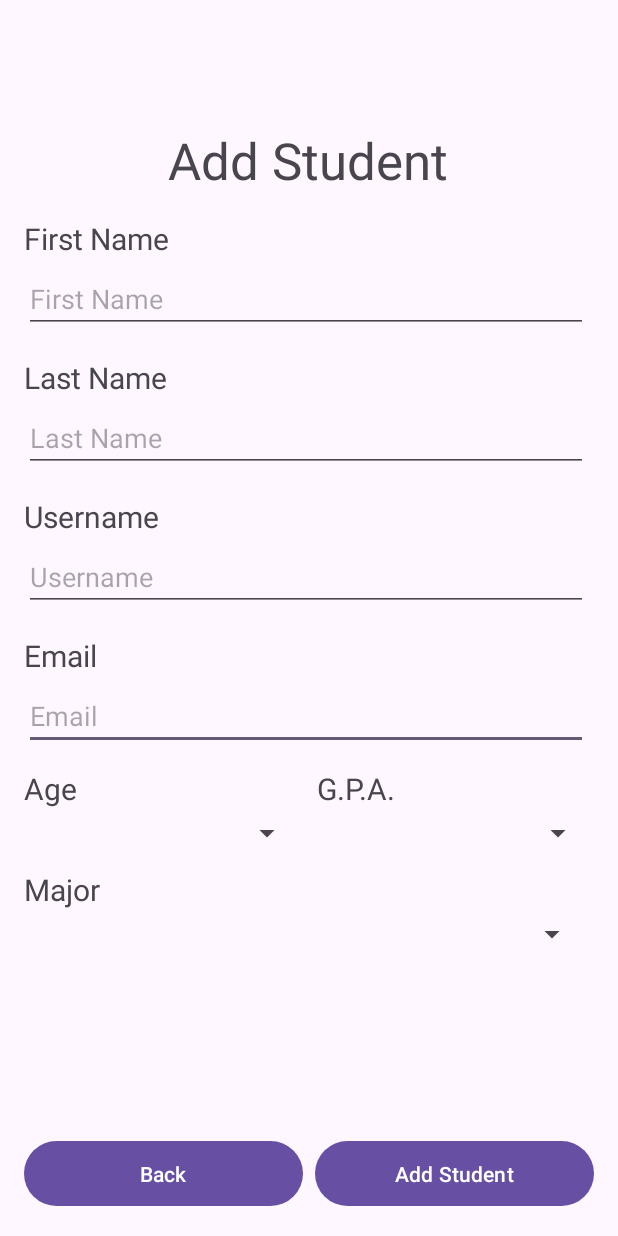
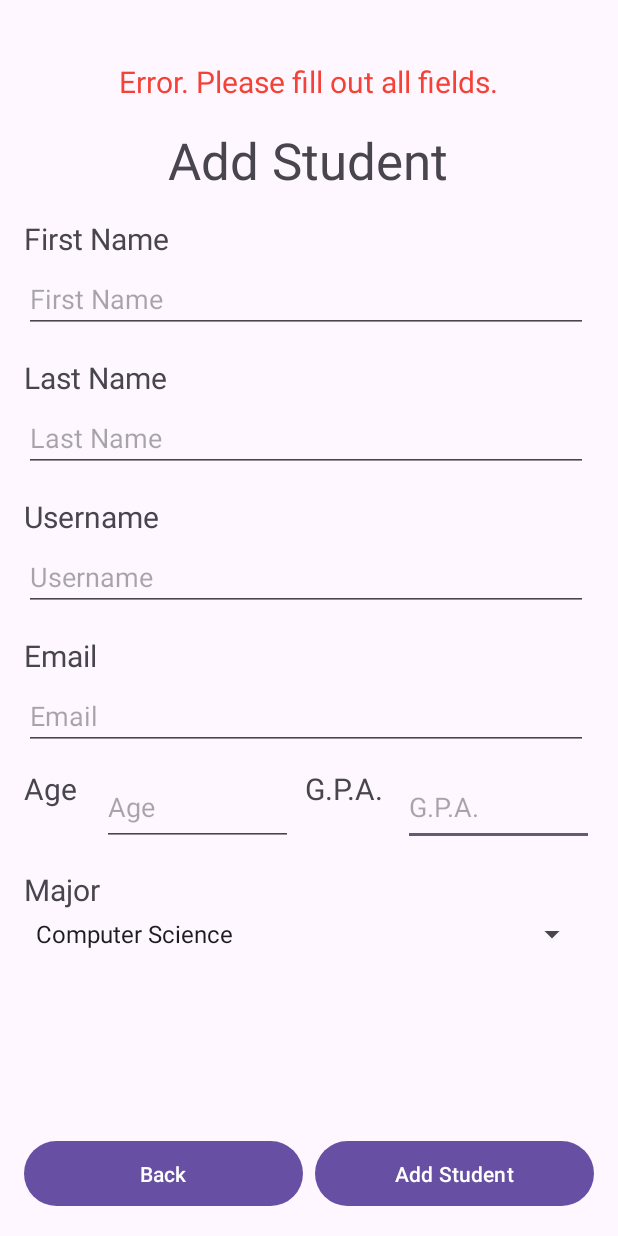
Before and after one commit to Cbourbina/Homework03_Program01_ColeBourbina, an Android app: the AddStudent screen opened directly, with no data from a screen before it, after a tap on "Add Student", on a phone screen of 412 x 824 dp. Run offline under Robolectric (Android 15) with nearby library versions, the phone set to English and light mode, and no system bars.

Commit message:
Added functionality to add student button
Added functionality to add student button so now students are added to database if entered info is valid.

```diff
--- a/app/src/main/java/com/example/homework03_program01_colebourbina/AddStudent.java
+++ b/app/src/main/java/com/example/homework03_program01_colebourbina/AddStudent.java
@@ -3,6 +3,7 @@ package com.example.homework03_program01_colebourbina;
 import android.content.Intent;
 import android.os.Bundle;
 import android.view.View;
+import android.widget.ArrayAdapter;
 import android.widget.Button;
 import android.widget.EditText;
 import android.widget.Spinner;
@@ -14,18 +15,24 @@ import androidx.core.view.ViewCompat;
 import androidx.core.view.WindowCompat;
 import androidx.core.view.WindowInsetsCompat;
 
+import java.util.ArrayList;
+
 public class AddStudent extends AppCompatActivity {
 
     EditText et_j_addStudent_fname;
     EditText et_j_addStudent_lname;
     EditText et_j_addStudent_username;
     EditText et_j_addStudent_email;
-    Spinner sp_j_addStudent_age;
-    Spinner sp_j_addStudent_gpa;
+    EditText et_j_addStudent_age;
+    EditText et_j_addStudent_gpa;
     Spinner sp_j_addStudent_major;
     Button btn_j_addStudent_back;
     Button btn_j_addStudent_addStudent;
     Intent intent_main;
+    ArrayList<String> listOfMajorNames;
+    ArrayList<Major> listOfMajors;
+    TextView tv_j_addStudent_error;
+    DataBaseHelper dbHelper;
 
     @Override
     protected void onCreate(Bundle savedInstanceState) {
@@ -35,13 +42,21 @@ public class AddStudent extends AppCompatActivity {
         et_j_addStudent_lname = findViewById(R.id.et_v_addStudent_lname);
         et_j_addStudent_username = findViewById(R.id.et_v_addStudent_username);
         et_j_addStudent_email = findViewById(R.id.et_v_addStudent_email);
-        sp_j_addStudent_age = findViewById(R.id.sp_v_addStudent_age);
-        sp_j_addStudent_gpa = findViewById(R.id.sp_v_addStudent_gpa);
+        et_j_addStudent_age = findViewById(R.id.et_v_addStudent_age);
+        et_j_addStudent_gpa = findViewById(R.id.et_v_addStudent_gpa);
         sp_j_addStudent_major = findViewById(R.id.sp_v_addStudent_major);
         btn_j_addStudent_back = findViewById(R.id.btn_v_addStudent_back);
         btn_j_addStudent_addStudent = findViewById(R.id.btn_v_addStudent_addStudent);
+        tv_j_addStudent_error = findViewById(R.id.tv_v_addStudent_error);
 
         intent_main = new Intent(AddStudent.this, MainActivity.class);
+        dbHelper = new DataBaseHelper(this);
+        listOfMajorNames = dbHelper.getAllMajorNames();
+        listOfMajors = dbHelper.getAllMajors();
+
+        ArrayAdapter<String> adapter = new ArrayAdapter<>(this, android.R.layout.simple_spinner_item, listOfMajorNames);
+        adapter.setDropDownViewResource(android.R.layout.simple_spinner_dropdown_item);
+        sp_j_addStudent_major.setAdapter(adapter);
 
         backButtonClickEvent();
         addStudentButtonClickEvent();
@@ -60,9 +75,67 @@ public class AddStudent extends AppCompatActivity {
         btn_j_addStudent_addStudent.setOnClickListener(new View.OnClickListener() {
             @Override
             public void onClick(View v) {
-
+                int ageNum = -1;
+                float gpaNum = -1;
+                tv_j_addStudent_error.setVisibility(View.INVISIBLE);
+                String fname = et_j_addStudent_fname.getText().toString().trim();
+                String lname = et_j_addStudent_lname.getText().toString().trim();
+                String username = et_j_addStudent_username.getText().toString().trim();
+                String email = et_j_addStudent_email.getText().toString().trim();
+                String age = et_j_addStudent_age.getText().toString().trim();
+                String gpa = et_j_addStudent_gpa.getText().toString().trim();
+                String majorName = sp_j_addStudent_major.getSelectedItem().toString();
+                if (fname.isEmpty() || lname.isEmpty() || username.isEmpty() || email.isEmpty() || age.isEmpty() || gpa.isEmpty()) {
+                    displayErrorEmptyFields();
+                    return;
+                }
+                else {
+                    ageNum = Integer.parseInt(age);
+                    gpaNum = Float.parseFloat(gpa);
+                }
+                if (ageNum <= 0) {
+                    displayErrorInvalidNumber();
+                }
+                else if (gpaNum < 0 || gpaNum > 4) {
+                    displayErrorInvalidNumber();
+                }
+                else {
+                    Major major = getMajorGivenName(majorName);
+                    dbHelper.addStudent(fname, lname, username, email, ageNum, gpaNum, major.getId());
+                }
+                clearFields();
             }
         });
     }
 
+    private void displayErrorEmptyFields() {
+        tv_j_addStudent_error.setVisibility(View.VISIBLE);
+        String errorMessage = "Error. Please fill out all fields.";
+        tv_j_addStudent_error.setText(errorMessage);
+    }
+
+    private void displayErrorInvalidNumber() {
+        tv_j_addStudent_error.setVisibility(View.VISIBLE);
+        String errorMessage = "Error. Please enter a valid number.";
+        tv_j_addStudent_error.setText(errorMessage);
+    }
+
+    private Major getMajorGivenName(String majorName) {
+        for (int i = 0; i < listOfMajors.size(); i++) {
+            if (listOfMajors.get(i).getName().equals(majorName)) {
+                return listOfMajors.get(i);
+            }
+        }
+        return null;
+    }
+
+    private void clearFields() {
+        et_j_addStudent_username.setText("");
+        et_j_addStudent_fname.setText("");
+        et_j_addStudent_lname.setText("");
+        et_j_addStudent_age.setText("");
+        et_j_addStudent_email.setText("");
+        et_j_addStudent_age.setText("");
+        et_j_addStudent_gpa.setText("");
+    }
 }
--- a/app/src/main/java/com/example/homework03_program01_colebourbina/DataBaseHelper.java
+++ b/app/src/main/java/com/example/homework03_program01_colebourbina/DataBaseHelper.java
@@ -83,41 +83,107 @@ public class DataBaseHelper extends SQLiteOpenHelper {
     public ArrayList<Student> getAllStudents() {
         ArrayList<Student> listOfStudents = new ArrayList<>();
         String selectAll = "SELECT * FROM " + students_table_name;
-        if (countRecordsFromTable(students_table_name) != 0)
+        SQLiteDatabase db = getReadableDatabase();
+        Cursor cursor = db.rawQuery(selectAll, null);
+        int usernameIndex = cursor.getColumnIndex("username");
+        int fnameIndex = cursor.getColumnIndexOrThrow("fname");
+        int lnameIndex = cursor.getColumnIndexOrThrow("lname");
+        int emailIndex = cursor.getColumnIndexOrThrow("email");
+        int ageIndex = cursor.getColumnIndexOrThrow("age");
+        int gpaIndex = cursor.getColumnIndexOrThrow("gpa");
+        int majorIndex = cursor.getColumnIndexOrThrow("major_id");
+        while (cursor.moveToNext())
         {
-            SQLiteDatabase db = this.getReadableDatabase();
-            Cursor cursor = db.rawQuery(selectAll, null);
-            int recordCount = countRecordsFromTable(students_table_name);
-            if (recordCount != 0) {
-                cursor.moveToFirst();
-                String username = cursor.getString(cursor.getColumnIndexOrThrow("username"));
-                String fname = cursor.getString(cursor.getColumnIndexOrThrow("fname"));
-                String lname = cursor.getString(cursor.getColumnIndexOrThrow("lname"));
-                String email = cursor.getString(cursor.getColumnIndexOrThrow("email"));
-                int age = cursor.getInt(cursor.getColumnIndexOrThrow("age"));
-                float gpa = cursor.getFloat(cursor.getColumnIndexOrThrow("gpa"));
-                Major major = getMajorGivenId(cursor.getInt(cursor.getColumnIndexOrThrow("major_id")));
-                Student student = new Student(fname, lname, username, email, age, gpa, major);
-                listOfStudents.add(student);
-                for (int i = 0; i < recordCount - 1; i++)
-                {
-                    cursor.moveToNext();
-                    username = cursor.getString(cursor.getColumnIndexOrThrow("username"));
-                    fname = cursor.getString(cursor.getColumnIndexOrThrow("fname"));
-                    lname = cursor.getString(cursor.getColumnIndexOrThrow("lname"));
-                    email = cursor.getString(cursor.getColumnIndexOrThrow("email"));
-                    age = cursor.getInt(cursor.getColumnIndexOrThrow("age"));
-                    gpa = cursor.getFloat(cursor.getColumnIndexOrThrow("gpa"));
-                    major = getMajorGivenId(cursor.getInt(cursor.getColumnIndexOrThrow("major_id")));
-                    student = new Student(fname, lname, username, email, age, gpa, major);
-                    listOfStudents.add(student);
-                }
-                cursor.close();
-                db.close();
-            }
+            String username = cursor.getString(usernameIndex);
+            String fname = cursor.getString(fnameIndex);
+            String lname = cursor.getString(lnameIndex);
+            String email = cursor.getString(emailIndex);
+            int age = cursor.getInt(ageIndex);
+            float gpa = cursor.getFloat(gpaIndex);
+            Major major = getMajorGivenId(cursor.getInt(majorIndex));
+            Student student = new Student(fname, lname, username, email, age, gpa, major);
+            listOfStudents.add(student);
         }
+        cursor.close();
+        db.close();
         return listOfStudents;
     }
+
+    public ArrayList<Major> getAllMajors() {
+        ArrayList<Major> listOfMajors = new ArrayList<>();
+        String selectAll = "SELECT * FROM " + majors_table_name;
+        SQLiteDatabase db = getReadableDatabase();
+        Cursor cursor = db.rawQuery(selectAll, null);
+        int majorIdIndex = cursor.getColumnIndex("major_id");
+        int majorNameIndex = cursor.getColumnIndexOrThrow("major_name");
+        int majorPrefixIndex = cursor.getColumnIndexOrThrow("major_prefix");
+        while (cursor.moveToNext())
+        {
+            int major_id = cursor.getInt(majorIdIndex);
+            String major_name = cursor.getString(majorNameIndex);
+            String major_prefix = cursor.getString(majorPrefixIndex);
+            Major major = new Major(major_id, major_name, major_prefix);
+            listOfMajors.add(major);
+        }
+        cursor.close();
+        db.close();
+        return listOfMajors;
+    }
+
+    public ArrayList<String> getAllMajorNames() {
+        ArrayList<String> listOfMajorNames = new ArrayList<>();
+        String selectAll = "SELECT * FROM " + majors_table_name;
+        SQLiteDatabase db = getReadableDatabase();
+        Cursor cursor = db.rawQuery(selectAll, null);
+        int majorNameIndex = cursor.getColumnIndexOrThrow("major_name");
+        while (cursor.moveToNext())
+        {
+            String major_name = cursor.getString(majorNameIndex);
+            listOfMajorNames.add(major_name);
+        }
+        cursor.close();
+        db.close();
+        return listOfMajorNames;
+    }
+
+//    public ArrayList<Student> getAllStudents() {
+//        ArrayList<Student> listOfStudents = new ArrayList<>();
+//        String selectAll = "SELECT * FROM " + students_table_name;
+//        if (countRecordsFromTable(students_table_name) != 0)
+//        {
+//            SQLiteDatabase db = this.getReadableDatabase();
+//            Cursor cursor = db.rawQuery(selectAll, null);
+//            int recordCount = countRecordsFromTable(students_table_name);
+//            if (recordCount != 0) {
+//                cursor.moveToFirst();
+//                String username = cursor.getString(cursor.getColumnIndexOrThrow("username"));
+//                String fname = cursor.getString(cursor.getColumnIndexOrThrow("fname"));
+//                String lname = cursor.getString(cursor.getColumnIndexOrThrow("lname"));
+//                String email = cursor.getString(cursor.getColumnIndexOrThrow("email"));
+//                int age = cursor.getInt(cursor.getColumnIndexOrThrow("age"));
+//                float gpa = cursor.getFloat(cursor.getColumnIndexOrThrow("gpa"));
+//                Major major = getMajorGivenId(cursor.getInt(cursor.getColumnIndexOrThrow("major_id")));
+//                Student student = new Student(fname, lname, username, email, age, gpa, major);
+//                listOfStudents.add(student);
+//                for (int i = 0; i < recordCount - 1; i++)
+//                {
+//                    cursor.moveToNext();
+//                    username = cursor.getString(cursor.getColumnIndexOrThrow("username"));
+//                    fname = cursor.getString(cursor.getColumnIndexOrThrow("fname"));
+//                    lname = cursor.getString(cursor.getColumnIndexOrThrow("lname"));
+//                    email = cursor.getString(cursor.getColumnIndexOrThrow("email"));
+//                    age = cursor.getInt(cursor.getColumnIndexOrThrow("age"));
+//                    gpa = cursor.getFloat(cursor.getColumnIndexOrThrow("gpa"));
+//                    major = getMajorGivenId(cursor.getInt(cursor.getColumnIndexOrThrow("major_id")));
+//                    student = new Student(fname, lname, username, email, age, gpa, major);
+//                    listOfStudents.add(student);
+//                }
+//                cursor.close();
+//                db.close();
+//            }
+//        }
+//        return listOfStudents;
+//    }
 
     public Major getMajorGivenId(int major_id) {
         Major major;
@@ -136,7 +202,13 @@ public class DataBaseHelper extends SQLiteOpenHelper {
         {
             major = null;
         }
-        db.close();
+        //db.close();
         return major;
     }
+
+    public void addStudent(String fname, String lname, String username, String email, int age, float gpa, int majorId) {
+        SQLiteDatabase db = this.getWritableDatabase();
+        db.execSQL("INSERT INTO " + students_table_name + " (username, fname, lname, email, age, gpa, major_id) VALUES ('" + username + "', '" + fname + "', '" + lname + "', '" + email + "', " + age + ", " + gpa + ", " + majorId + ");");
+        db.close();
+    }
 }
--- a/app/src/main/java/com/example/homework03_program01_colebourbina/StudentListAdapter.java
+++ b/app/src/main/java/com/example/homework03_program01_colebourbina/StudentListAdapter.java
@@ -55,7 +55,7 @@ public class StudentListAdapter extends BaseAdapter {
         studentFname.setText(student.getfName());
         studentLname.setText(student.getlName());
         studentEmail.setText(student.getEmail());
-        studentAge.setText(student.getAge());
+        studentAge.setText(String.valueOf(student.getAge()));
         studentGpa.setText(String.valueOf(student.getGpa()));
         studentMajor.setText(student.getMajor().getName());
 
--- a/app/src/main/res/layout/activity_add_student.xml
+++ b/app/src/main/res/layout/activity_add_student.xml
@@ -4,6 +4,18 @@
     xmlns:tools="http://schemas.android.com/tools"
     android:layout_width="match_parent"
     android:layout_height="match_parent">
+
+    <EditText
+        android:id="@+id/et_v_addStudent_gpa"
+        android:layout_width="127dp"
+        android:layout_height="52dp"
+        android:layout_marginTop="12dp"
+        android:layout_marginEnd="16dp"
+        android:ems="10"
+        android:hint="G.P.A."
+        android:inputType="numberDecimal"
+        app:layout_constraintEnd_toEndOf="parent"
+        app:layout_constraintTop_toBottomOf="@+id/et_v_addStudent_email" />
 
     <Button
         android:id="@+id/btn_v_addStudent_back"
@@ -29,31 +41,22 @@
         android:layout_width="wrap_content"
         android:layout_height="wrap_content"
         android:layout_marginStart="16dp"
-        android:layout_marginTop="12dp"
+        android:layout_marginTop="40dp"
         android:text="Major"
         android:textSize="20sp"
         app:layout_constraintStart_toStartOf="parent"
-        app:layout_constraintTop_toBottomOf="@+id/sp_v_addStudent_age" />
+        app:layout_constraintTop_toBottomOf="@+id/tv_v_addStudent_age" />
 
     <TextView
         android:id="@+id/tv_v_addStudent_gpa"
         android:layout_width="wrap_content"
         android:layout_height="wrap_content"
         android:layout_marginTop="12dp"
-        android:layout_marginEnd="148dp"
+        android:layout_marginEnd="156dp"
         android:text="G.P.A."
         android:textSize="20sp"
         app:layout_constraintEnd_toEndOf="parent"
         app:layout_constraintTop_toBottomOf="@+id/et_v_addStudent_email" />
-
-    <Spinner
-        android:id="@+id/sp_v_addStudent_gpa"
-        android:layout_width="186dp"
-        android:layout_height="wrap_content"
-        android:layout_marginTop="4dp"
-        android:layout_marginEnd="16dp"
-        app:layout_constraintEnd_toEndOf="parent"
-        app:layout_constraintTop_toBottomOf="@+id/tv_v_addStudent_gpa" />
 
     <EditText
         android:id="@+id/et_v_addStudent_email"
@@ -66,6 +69,18 @@
         android:inputType="text"
         app:layout_constraintStart_toStartOf="parent"
         app:layout_constraintTop_toBottomOf="@+id/tv_v_addStudent_email" />
+
+    <EditText
+        android:id="@+id/et_v_addStudent_age"
+        android:layout_width="127dp"
+        android:layout_height="52dp"
+        android:layout_marginStart="68dp"
+        android:layout_marginTop="12dp"
+        android:ems="10"
+        android:hint="Age"
+        android:inputType="number"
+        app:layout_constraintStart_toStartOf="parent"
+        app:layout_constraintTop_toBottomOf="@+id/et_v_addStudent_email" />
 
     <TextView
         android:id="@+id/tv_v_addStudent_email"
@@ -169,15 +184,6 @@
         app:layout_constraintStart_toStartOf="parent"
         app:layout_constraintTop_toBottomOf="@+id/tv_v_addStudent_title" />
 
-    <Spinner
-        android:id="@+id/sp_v_addStudent_age"
-        android:layout_width="186dp"
-        android:layout_height="wrap_content"
-        android:layout_marginStart="16dp"
-        android:layout_marginTop="4dp"
-        app:layout_constraintStart_toStartOf="parent"
-        app:layout_constraintTop_toBottomOf="@+id/tv_v_addStudent_age" />
-
     <Button
         android:id="@+id/btn_v_addStudent_addStudent"
         android:layout_width="186dp"
@@ -188,4 +194,20 @@
         app:layout_constraintBottom_toBottomOf="parent"
         app:layout_constraintEnd_toEndOf="parent" />
 
+    <TextView
+        android:id="@+id/tv_v_addStudent_error"
+        android:layout_width="wrap_content"
+        android:layout_height="wrap_content"
+        android:layout_marginBottom="16dp"
+        android:text="TextView"
+        android:textColor="#F44336"
+        android:textSize="20sp"
+        android:visibility="invisible"
+        app:layout_constraintBottom_toTopOf="@+id/tv_v_addStudent_title"
+        app:layout_constraintEnd_toEndOf="parent"
+        app:layout_constraintHorizontal_bias="0.498"
+        app:layout_constraintStart_toStartOf="parent"
+        app:layout_constraintTop_toTopOf="parent"
+        app:layout_constraintVertical_bias="1.0" />
+
 </androidx.constraintlayout.widget.ConstraintLayout>
```
Also changed, not shown: app/src/main/java/com/example/homework03_program01_colebourbina/MainActivity.java (+7 -5 lines), app/src/main/res/layout/activity_main.xml (+4 -3 lines), app/src/main/res/layout/studentlistviewcell.xml (+62 -62 lines).
